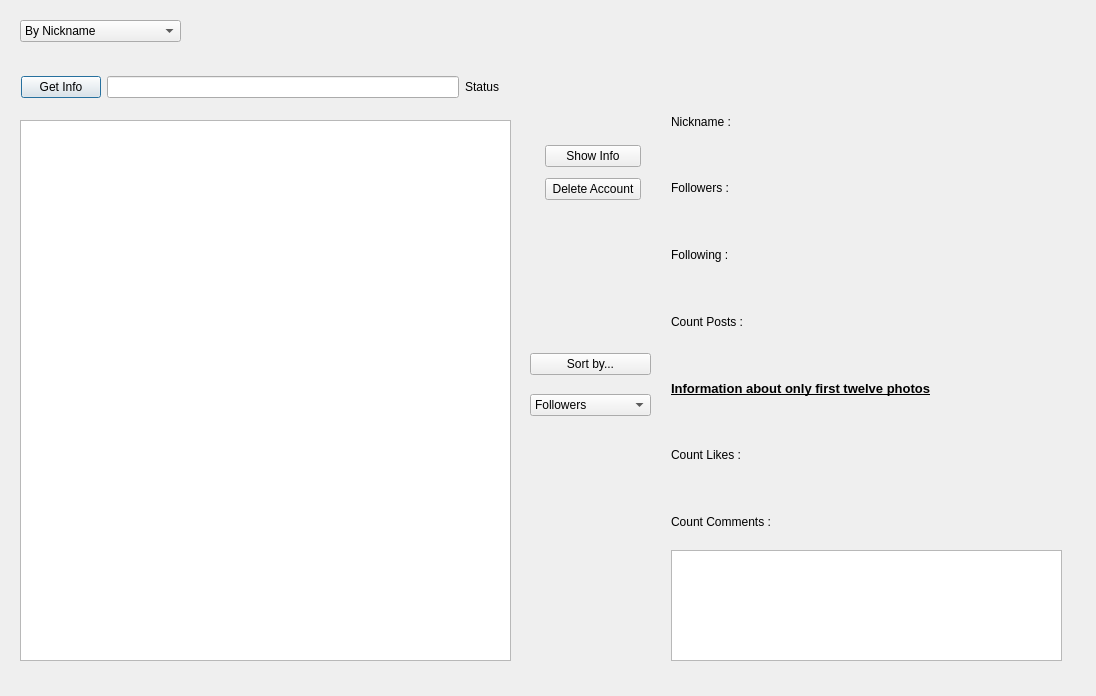
First picture: the form in my_project/insta_parser.ui, repository StasDzundza/Instagram-Photo-Parser-and-Image-Editor, before the edit.
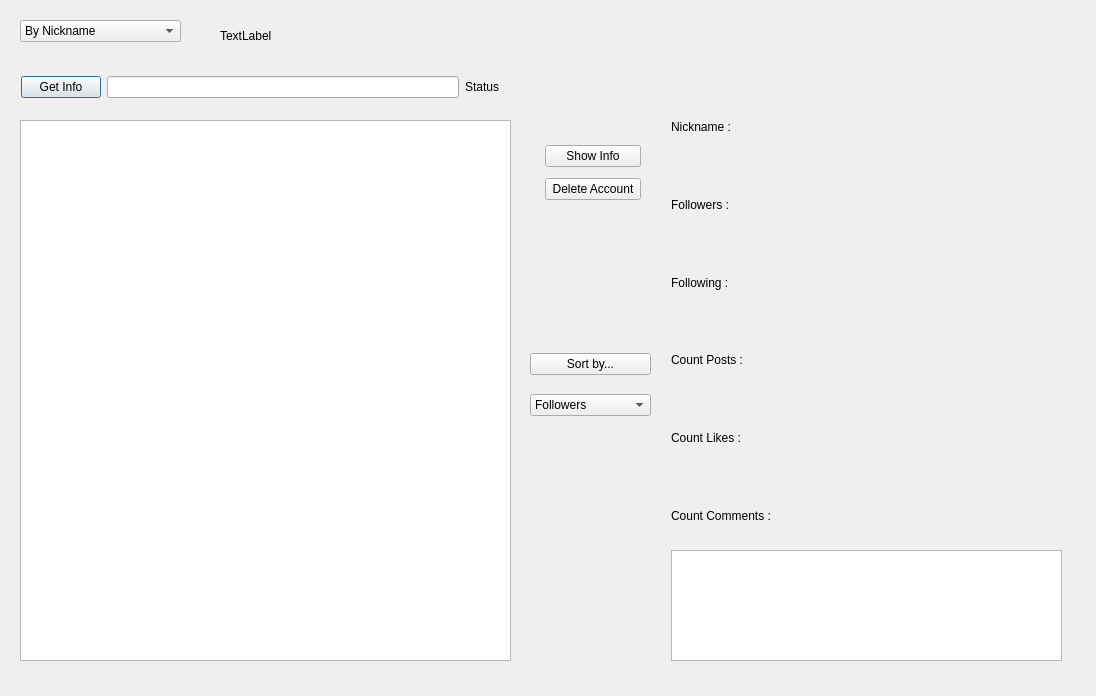
Second picture: the form after the edit.

Diff of the .ui file:
```diff
--- a/my_project/insta_parser.ui
+++ b/my_project/insta_parser.ui
@@ -179,21 +179,6 @@
       </property>
      </widget>
     </item>
-    <item>
-     <widget class="QLabel" name="label">
-      <property name="font">
-       <font>
-        <pointsize>10</pointsize>
-        <weight>75</weight>
-        <bold>true</bold>
-        <underline>true</underline>
-       </font>
-      </property>
-      <property name="text">
-       <string>Information about only first twelve photos</string>
-      </property>
-     </widget>
-    </item>
     <item>
      <widget class="QLabel" name="lbl_likes">
       <property name="text">
@@ -210,7 +195,7 @@
     </item>
    </layout>
   </widget>
-  <widget class="QWidget" name="">
+  <widget class="QWidget" name="layoutWidget">
    <property name="geometry">
     <rect>
      <x>545</x>
@@ -236,6 +221,19 @@
     </item>
    </layout>
   </widget>
+  <widget class="QLabel" name="ref">
+   <property name="geometry">
+    <rect>
+     <x>220</x>
+     <y>10</y>
+     <width>841</width>
+     <height>51</height>
+    </rect>
+   </property>
+   <property name="text">
+    <string>TextLabel</string>
+   </property>
+  </widget>
  </widget>
  <resources/>
  <connections/>
```
